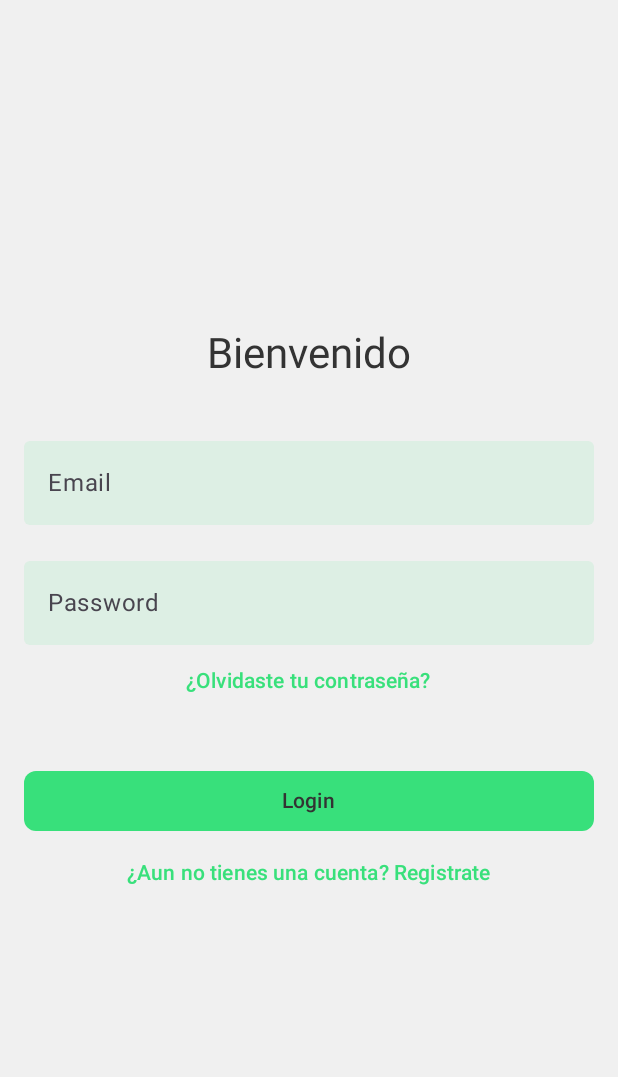
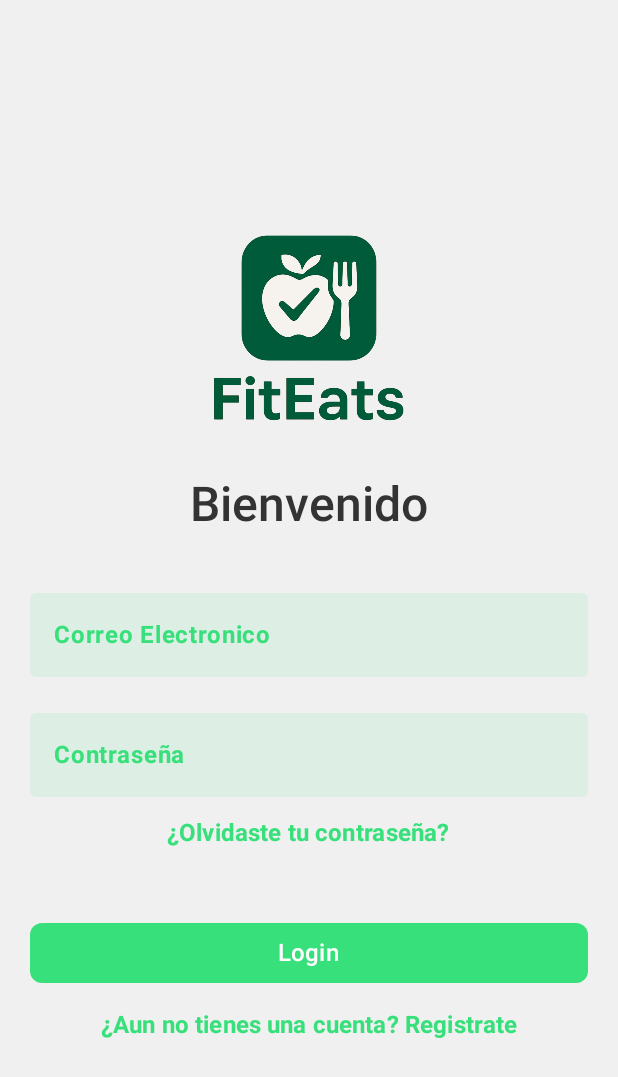
Before and after one commit to valdo0/FitnessApp, an Android app built with Jetpack Compose: the screen it shows after launch (MainActivity), on a phone screen of 412 x 824 dp. Shown: the top 1077 px of the screen. Run offline under Robolectric (Android 15) with nearby library versions, the phone set to English and light mode, and no system bars; 1 statement that could not run was skipped.

Commit message:
Se modifica login para tener toast y estilos

```diff
--- a/app/src/main/java/com/example/fitnessapp/ui/auth/login/LoginScreen.kt
+++ b/app/src/main/java/com/example/fitnessapp/ui/auth/login/LoginScreen.kt
@@ -1,6 +1,8 @@
 package com.example.fitnessapp.ui.auth.login
 
-import androidx.compose.animation.core.copy
+
+import android.widget.Toast
+import androidx.compose.foundation.Image
 import androidx.compose.foundation.layout.Arrangement
 import androidx.compose.foundation.layout.Column
 import androidx.compose.foundation.layout.Spacer
@@ -18,18 +20,18 @@ import androidx.compose.runtime.Composable
 import androidx.compose.runtime.LaunchedEffect
 import androidx.compose.runtime.collectAsState
 import androidx.compose.runtime.getValue
-import androidx.compose.runtime.setValue
-import androidx.compose.runtime.mutableStateOf
-import androidx.compose.runtime.remember
 import androidx.compose.ui.Alignment
 import androidx.compose.ui.Modifier
 import androidx.compose.ui.graphics.Color
+import androidx.compose.ui.platform.LocalContext
+import androidx.compose.ui.res.painterResource
+import androidx.compose.ui.text.font.FontWeight
 import androidx.compose.ui.text.input.PasswordVisualTransformation
-import androidx.compose.ui.text.style.TextAlign
 import androidx.compose.ui.tooling.preview.Preview
 import androidx.compose.ui.unit.dp
 import androidx.navigation.NavController
 import androidx.navigation.compose.rememberNavController
+import com.example.fitnessapp.R
 import com.example.fitnessapp.ui.theme.FitnessAppTheme
 
 @Composable
@@ -38,16 +40,21 @@ fun LoginScreen(navController: NavController,viewModel: LoginViewModel = android
     Column(
         modifier = Modifier
             .fillMaxSize()
-            .padding(16.dp),
+            .padding(20.dp),
         verticalArrangement = Arrangement.Center,
         horizontalAlignment = Alignment.CenterHorizontally
     ){
-        Text("Bienvenido", style = MaterialTheme.typography.headlineMedium)
+        Image(
+            painter = painterResource(id = R.drawable.logo_fiteats),
+            contentDescription = "Logo",
+            modifier = Modifier.height(200.dp)
+        )
+        Text("Bienvenido", style = MaterialTheme.typography.headlineLarge)
         Spacer(modifier = Modifier.height(32.dp))
         OutlinedTextField(
             value = state.email,
             onValueChange = { viewModel.onEmailChange(it) },
-            label = { Text("Email") },
+            label = { Text("Correo Electronico", color = MaterialTheme.colorScheme.primary, fontWeight = FontWeight.Bold) },
             modifier = Modifier.fillMaxWidth(),
             colors = OutlinedTextFieldDefaults.colors(
                 unfocusedContainerColor = MaterialTheme.colorScheme.primary.copy(alpha = 0.1f),
@@ -63,7 +70,7 @@ fun LoginScreen(navController: NavController,viewModel: LoginViewModel = android
         OutlinedTextField(
             value = state.password,
             onValueChange = { viewModel.onPasswordChange(it) },
-            label = { Text("Password") },
+            label = { Text("Contraseña", color = MaterialTheme.colorScheme.primary , fontSize = MaterialTheme.typography.bodyLarge.fontSize, fontWeight = FontWeight.Bold) },
             visualTransformation = PasswordVisualTransformation(),
             modifier = Modifier.fillMaxWidth() ,
             colors = OutlinedTextFieldDefaults.colors(
@@ -77,7 +84,7 @@ fun LoginScreen(navController: NavController,viewModel: LoginViewModel = android
             )
         )
         TextButton(onClick = { navController.navigate("recover_screen") }) {
-            Text("¿Olvidaste tu contraseña?")
+            Text("¿Olvidaste tu contraseña?", fontSize = MaterialTheme.typography.bodyLarge.fontSize, fontWeight = FontWeight.Bold)
         }
         Spacer(modifier = Modifier.height(32.dp))
         Button(
@@ -87,14 +94,17 @@ fun LoginScreen(navController: NavController,viewModel: LoginViewModel = android
             modifier = Modifier.fillMaxWidth(),
             shape = MaterialTheme.shapes.medium
         ) {
-            Text("Login")
+            Text("Login",color = MaterialTheme.colorScheme.onSecondary,fontSize = MaterialTheme.typography.bodyLarge.fontSize)
         }
         TextButton(onClick = { navController.navigate("register_screen") }) {
-            Text("¿Aun no tienes una cuenta? Registrate")
+            Text("¿Aun no tienes una cuenta? Registrate",fontSize = MaterialTheme.typography.bodyLarge.fontSize, fontWeight = FontWeight.Bold)
         }
-        if (state.errorMessage != null) {
-            Spacer(modifier = Modifier.height(8.dp))
-            Text(state.errorMessage!!, color = Color.Red)
+        val context = LocalContext.current
+        LaunchedEffect(state.errorMessage) {
+            state.errorMessage?.let {
+                Toast.makeText(context, it, Toast.LENGTH_SHORT).show()
+            }
+            viewModel.clearErrorMessage()
         }
         if (state.isLoggedIn) {
             LaunchedEffect(Unit) {
```
